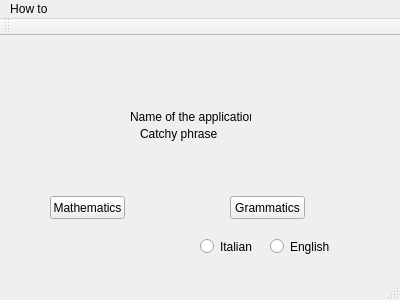
Before: the Qt Designer form SESPSarahAristea2/mainwindow.ui in sdebiasi/SESPSarahAristea2, drawn with Qt 5.
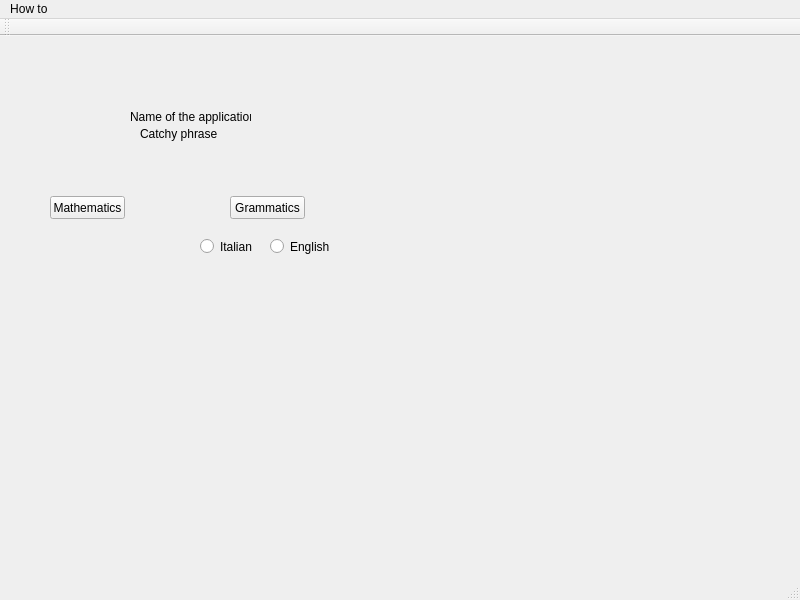
After: the same form once the commit is applied.

```diff
--- a/SESPSarahAristea2/mainwindow.ui
+++ b/SESPSarahAristea2/mainwindow.ui
@@ -6,8 +6,8 @@
    <rect>
     <x>0</x>
     <y>0</y>
-    <width>400</width>
-    <height>300</height>
+    <width>800</width>
+    <height>600</height>
    </rect>
   </property>
   <property name="windowTitle">
@@ -113,7 +113,7 @@
     <rect>
      <x>0</x>
      <y>0</y>
-     <width>400</width>
+     <width>800</width>
      <height>21</height>
     </rect>
    </property>
```
